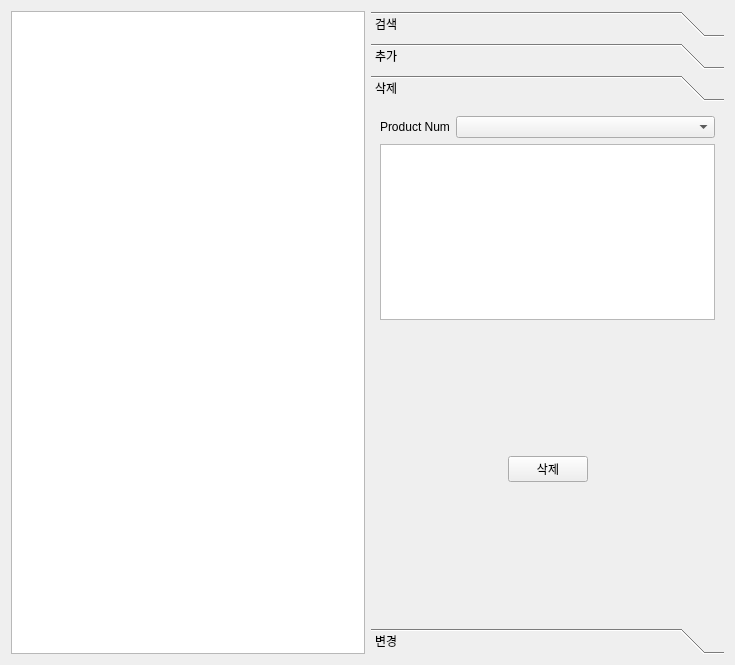
Above: securitySoftProd_Client/admininfoform_prod.ui from Hyun-nine-CH/securitySoftProd before the change. Below: the same form after it.
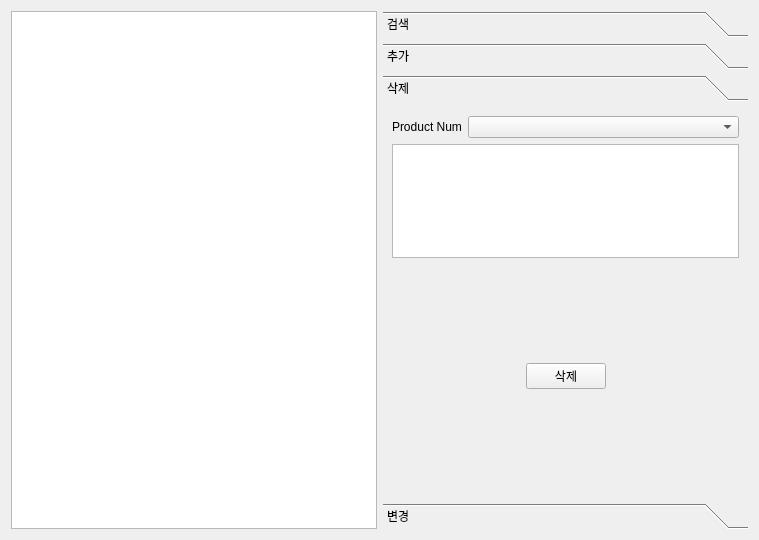
That is the form after the change. The open tabs and pages were chosen to show the change.

What changed in the file:
```diff
--- a/securitySoftProd_Client/admininfoform_prod.ui
+++ b/securitySoftProd_Client/admininfoform_prod.ui
@@ -6,16 +6,16 @@
    <rect>
     <x>0</x>
     <y>0</y>
-    <width>735</width>
-    <height>665</height>
+    <width>759</width>
+    <height>540</height>
    </rect>
   </property>
   <property name="windowTitle">
    <string>Form</string>
   </property>
-  <layout class="QHBoxLayout" name="horizontalLayout_4">
+  <layout class="QHBoxLayout" name="horizontalLayout_6">
    <item>
-    <widget class="QTableView" name="tableView"/>
+    <widget class="QTableWidget" name="tableWidget"/>
    </item>
    <item>
     <widget class="QToolBox" name="toolBox">
@@ -304,17 +304,17 @@
        <rect>
         <x>0</x>
         <y>0</y>
-        <width>350</width>
-        <height>505</height>
+        <width>362</width>
+        <height>380</height>
        </rect>
       </property>
       <attribute name="label">
        <string>삭제</string>
       </attribute>
-      <layout class="QVBoxLayout" name="verticalLayout_9">
+      <layout class="QHBoxLayout" name="horizontalLayout_4">
        <item>
-        <layout class="QVBoxLayout" name="verticalLayout_8">
-         <item>
+        <layout class="QGridLayout" name="gridLayout_2">
+         <item row="0" column="0">
           <layout class="QFormLayout" name="formLayout_8">
            <item row="0" column="0">
             <widget class="QLabel" name="label_24">
@@ -328,10 +328,10 @@
            </item>
           </layout>
          </item>
-         <item>
-          <widget class="QTableView" name="tableView_selectedToDelete"/>
+         <item row="1" column="0">
+          <widget class="QTableWidget" name="tableWidget_delete"/>
          </item>
-         <item>
+         <item row="2" column="0">
           <layout class="QVBoxLayout" name="verticalLayout_7">
            <item>
             <spacer name="verticalSpacer_5">
@@ -414,7 +414,7 @@
       <attribute name="label">
        <string>변경</string>
       </attribute>
-      <layout class="QVBoxLayout" name="verticalLayout_13">
+      <layout class="QVBoxLayout" name="verticalLayout_8">
        <item>
         <layout class="QGridLayout" name="gridLayout">
          <item row="0" column="0">
```
Left out of the diff: 22 changed lines with no effect on the pictures.
